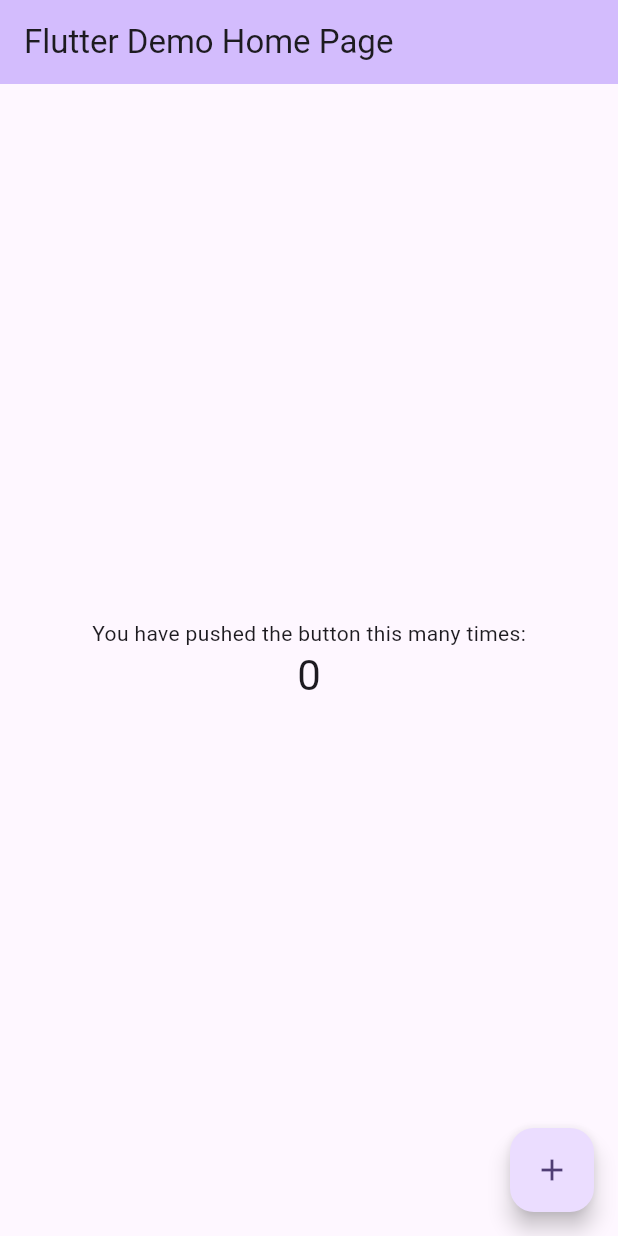
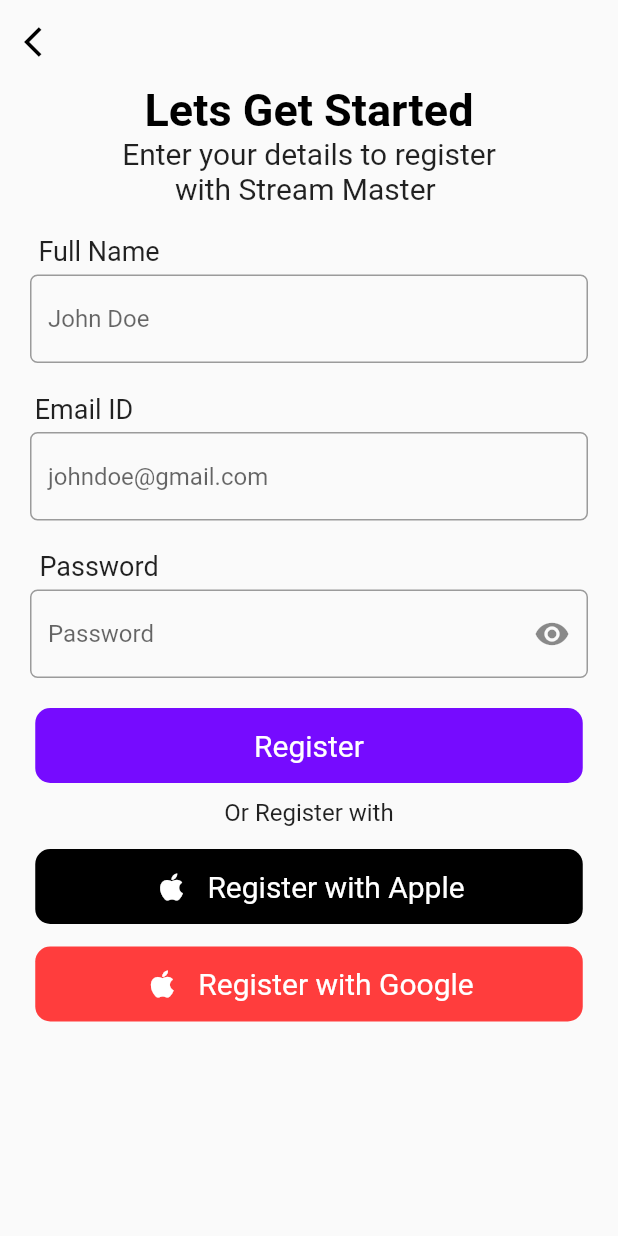
Before and after one commit to Dan-Deenero/streamaster, a Flutter app: the screen it shows after launch, on a phone screen of 412 x 824 dp. Run offline on Flutter 3.47's test engine with Material 2 defaults, Android fonts, the phone set to English and light mode, and no system bars; our stand-ins replace flutter_svg.

Commit message:
register going on

```diff
--- a/lib/features/presentation/views/main_auth/create_account.dart
+++ b/lib/features/presentation/views/main_auth/create_account.dart
@@ -0,0 +1,24 @@
+import 'package:flutter/material.dart';
+
+class Register extends StatelessWidget {
+  const Register({super.key});
+
+  @override
+  Widget build(BuildContext context) {
+    return const Scaffold(
+      body: SafeArea(
+        child: Column(
+          children: [
+            Center(
+                child: Padding(
+                  padding: EdgeInsets.only(top: 100),
+                  child: Text('Register', style: TextStyle(color: Colors.black, fontSize: 30),),
+                )
+            )
+
+          ],
+        ),
+      ),
+    );
+  }
+}
--- a/lib/features/presentation/views/main_auth/login.dart
+++ b/lib/features/presentation/views/main_auth/login.dart
@@ -0,0 +1,166 @@
+import 'package:flutter/material.dart';
+import 'package:streamaster/core/shared/colors.dart';
+import 'package:flutter_svg/svg.dart';
+
+class Login extends StatelessWidget {
+  const Login({super.key});
+
+  @override
+  Widget build(BuildContext context) {
+    return  Scaffold(
+      appBar: AppBar(
+        elevation: 0,
+        backgroundColor: const  Color(0xFFFAFAFA),
+        leading: const Icon(Icons.arrow_back_ios, color: Colors.black,),
+
+      ),
+      body:  SingleChildScrollView(
+        child: Column(
+          children: [
+            const Center(
+                child: Text('Lets Get Started',style: TextStyle(color: Colors.black, fontSize: 30, fontWeight: FontWeight.w600),)
+            ),
+           const  Center(
+                child: Text('Enter your details to register', style: TextStyle(fontSize: 20),)
+            ),
+
+          const   Center(
+                child: Text('with Stream Master ', style: TextStyle(fontSize: 20),)
+            ),
+          const   Padding(
+              padding: EdgeInsets.only(top: 20, right: 280),
+              child: Text('Full Name', style: TextStyle(fontSize: 18),),
+            ),
+
+
+            Padding(
+              padding: const EdgeInsets.only(top: 5, left: 20, right: 20),
+              child: TextField(
+                decoration: InputDecoration(
+                    hintText: 'John Doe',
+                    border: OutlineInputBorder(
+                        borderRadius: BorderRadius.circular(5)
+                    ),
+                    focusedBorder: OutlineInputBorder(
+                        borderRadius: BorderRadius.circular(5),
+                        borderSide: const BorderSide(color: Colors.grey)
+                    )
+                ),
+              ),
+            ),
+
+
+            const   Padding(
+              padding: EdgeInsets.only(top: 20, right: 300),
+              child: Text('Email ID', style: TextStyle(fontSize: 18),),
+            ),
+
+            Padding(
+              padding: const EdgeInsets.only(top: 5, left: 20, right: 20),
+              child: TextField(
+                decoration: InputDecoration(
+                    hintText: 'johndoe@gmail.com',
+                    border: OutlineInputBorder(
+                        borderRadius: BorderRadius.circular(5)
+                    ),
+                    focusedBorder: OutlineInputBorder(
+                        borderRadius: BorderRadius.circular(5),
+                        borderSide: const BorderSide(color: Colors.grey)
+                    )
+                ),
+              ),
+            ),
+
+            const   Padding(
+              padding: EdgeInsets.only(top: 20, right: 280),
+              child: Text('Password', style: TextStyle(fontSize: 18),),
+            ),
+
+            Padding(
+              padding: const EdgeInsets.only(top: 5, left: 20, right: 20),
+              child: TextField(
+                decoration: InputDecoration(
+                    hintText: 'Password',
+
+                    suffixIcon: const Icon(Icons.visibility),
+                    border: OutlineInputBorder(
+
+                        borderRadius: BorderRadius.circular(5)
+                    ),
+                    focusedBorder: OutlineInputBorder(
+                        borderRadius: BorderRadius.circular(5),
+                        borderSide: const BorderSide(color: Colors.grey)
+                    )
+                ),
+              ),
+            ),
+
+            Padding(
+              padding: const EdgeInsets.only(top: 20, left: 20, right: 20,),
+              child: Container(
+                 width: 365,
+                height: 50,
+                decoration: BoxDecoration(
+                    color: AppColors.purple,
+                  borderRadius: BorderRadius.circular(10)
+                ),
+                child: const Center(
+                    child: Text('Register', style: TextStyle(color: Colors.white, fontSize: 20),)
+                ),
+              ),
+            ),
+           const SizedBox(height: 10,),
+           const  Center(
+                child: Text('Or Register with', style: TextStyle(fontSize: 16),)
+           ),
+
+
+            Padding(
+              padding: const EdgeInsets.only(top: 15, left: 20, right: 20),
+              child: Container(
+                width: 365,
+                height: 50,
+                decoration: BoxDecoration(
+                    color: Colors.black,
+                    borderRadius: BorderRadius.circular(10)
+                ),
+                child: const  Row(
+                  mainAxisAlignment: MainAxisAlignment.center,
+                      children: [
+                        Icon(Icons.apple, color: Colors.white,),
+                        SizedBox(width: 12,),
+                        Text('Register with Apple', style: TextStyle(color: Colors.white, fontSize: 20),),
+                      ],
+                    )
+                ),
+              ),
+
+            Padding(
+              padding: const EdgeInsets.only(top: 15, left: 20, right: 20, bottom: 20),
+              child: Container(
+                  width: 365,
+                  height: 50,
+                  decoration: BoxDecoration(
+                      color: AppColors.red,
+                      borderRadius: BorderRadius.circular(10)
+                  ),
+                  child: const  Row(
+                    mainAxisAlignment: MainAxisAlignment.center,
+                    children: [
+                      Icon(Icons.apple, color: Colors.white,),
+                      SizedBox(width: 12,),
+                      Text('Register with Google', style: TextStyle(color: Colors.white, fontSize: 20),),
+                    ],
+                  )
+              ),
+            ),
+
+
+          ],
+        ),
+      ),
+        );
+
+
+  }
+}
--- a/lib/main.dart
+++ b/lib/main.dart
@@ -1,4 +1,6 @@
 import 'package:flutter/material.dart';
+import 'features/presentation/views/main_auth/create_account.dart';
+import 'features/presentation/views/main_auth/login.dart';
 
 void main() {
   runApp(const MyApp());
@@ -10,116 +12,9 @@
   // This widget is the root of your application.
   @override
   Widget build(BuildContext context) {
-    return MaterialApp(
-      title: 'Flutter Demo',
-      theme: ThemeData(
-        // This is the theme of your application.
-        //
-        // TRY THIS: Try running your application with "flutter run". You'll see
-        // the application has a blue toolbar. Then, without quitting the app,
-        // try changing the seedColor in the colorScheme below to Colors.green
-        // and then invoke "hot reload" (save your changes or press the "hot
-        // reload" button in a Flutter-supported IDE, or press "r" if you used
-        // the command line to start the app).
-        //
-        // Notice that the counter didn't reset back to zero; the application
-        // state is not lost during the reload. To reset the state, use hot
-        // restart instead.
-        //
-        // This works for code too, not just values: Most code changes can be
-        // tested with just a hot reload.
-        colorScheme: ColorScheme.fromSeed(seedColor: Colors.deepPurple),
-        useMaterial3: true,
-      ),
-      home: const MyHomePage(title: 'Flutter Demo Home Page'),
+    return const MaterialApp(
+      debugShowCheckedModeBanner: false,
+      home: Login() ,
     );
   }
 }
-
-class MyHomePage extends StatefulWidget {
-  const MyHomePage({super.key, required this.title});
-
-  // This widget is the home page of your application. It is stateful, meaning
-  // that it has a State object (defined below) that contains fields that affect
-  // how it looks.
-
-  // This class is the configuration for the state. It holds the values (in this
-  // case the title) provided by the parent (in this case the App widget) and
-  // used by the build method of the State. Fields in a Widget subclass are
-  // always marked "final".
-
-  final String title;
-
-  @override
-  State<MyHomePage> createState() => _MyHomePageState();
-}
-
-class _MyHomePageState extends State<MyHomePage> {
-  int _counter = 0;
-
-  void _incrementCounter() {
-    setState(() {
-      // This call to setState tells the Flutter framework that something has
-      // changed in this State, which causes it to rerun the build method below
-      // so that the display can reflect the updated values. If we changed
-      // _counter without calling setState(), then the build method would not be
-      // called again, and so nothing would appear to happen.
-      _counter++;
-    });
-  }
-
-  @override
-  Widget build(BuildContext context) {
-    // This method is rerun every time setState is called, for instance as done
-    // by the _incrementCounter method above.
-    //
-    // The Flutter framework has been optimized to make rerunning build methods
-    // fast, so that you can just rebuild anything that needs updating rather
-    // than having to individually change instances of widgets.
-    return Scaffold(
-      appBar: AppBar(
-        // TRY THIS: Try changing the color here to a specific color (to
-        // Colors.amber, perhaps?) and trigger a hot reload to see the AppBar
-        // change color while the other colors stay the same.
-        backgroundColor: Theme.of(context).colorScheme.inversePrimary,
-        // Here we take the value from the MyHomePage object that was created by
-        // the App.build method, and use it to set our appbar title.
-        title: Text(widget.title),
-      ),
-      body: Center(
-        // Center is a layout widget. It takes a single child and positions it
-        // in the middle of the parent.
-        child: Column(
-          // Column is also a layout widget. It takes a list of children and
-          // arranges them vertically. By default, it sizes itself to fit its
-          // children horizontally, and tries to be as tall as its parent.
-          //
-          // Column has various properties to control how it sizes itself and
-          // how it positions its children. Here we use mainAxisAlignment to
-          // center the children vertically; the main axis here is the vertical
-          // axis because Columns are vertical (the cross axis would be
-          // horizontal).
-          //
-          // TRY THIS: Invoke "debug painting" (choose the "Toggle Debug Paint"
-          // action in the IDE, or press "p" in the console), to see the
-          // wireframe for each widget.
-          mainAxisAlignment: MainAxisAlignment.center,
-          children: <Widget>[
-            const Text(
-              'You have pushed the button this many times:',
-            ),
-            Text(
-              '$_counter',
-              style: Theme.of(context).textTheme.headlineMedium,
-            ),
-          ],
-        ),
-      ),
-      floatingActionButton: FloatingActionButton(
-        onPressed: _incrementCounter,
-        tooltip: 'Increment',
-        child: const Icon(Icons.add),
-      ), // This trailing comma makes auto-formatting nicer for build methods.
-    );
-  }
-}
--- a/pubspec.yaml
+++ b/pubspec.yaml
@@ -30,6 +30,7 @@
 dependencies:
   flutter:
     sdk: flutter
+  flutter_svg: ^2.0.7
 
 
   # The following adds the Cupertino Icons font to your application.
@@ -39,6 +40,7 @@
 dev_dependencies:
   flutter_test:
     sdk: flutter
+
 
   # The "flutter_lints" package below contains a set of recommended lints to
   # encourage good coding practices. The lint set provided by the package is
```
Also changed, not shown: pubspec.lock.
